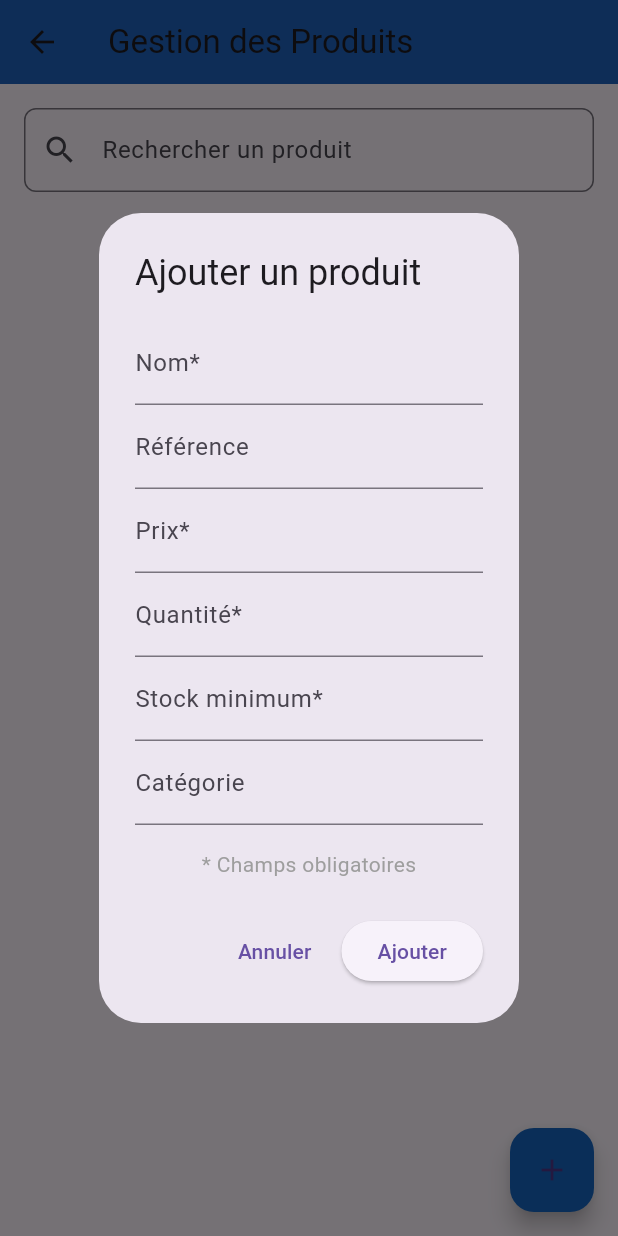
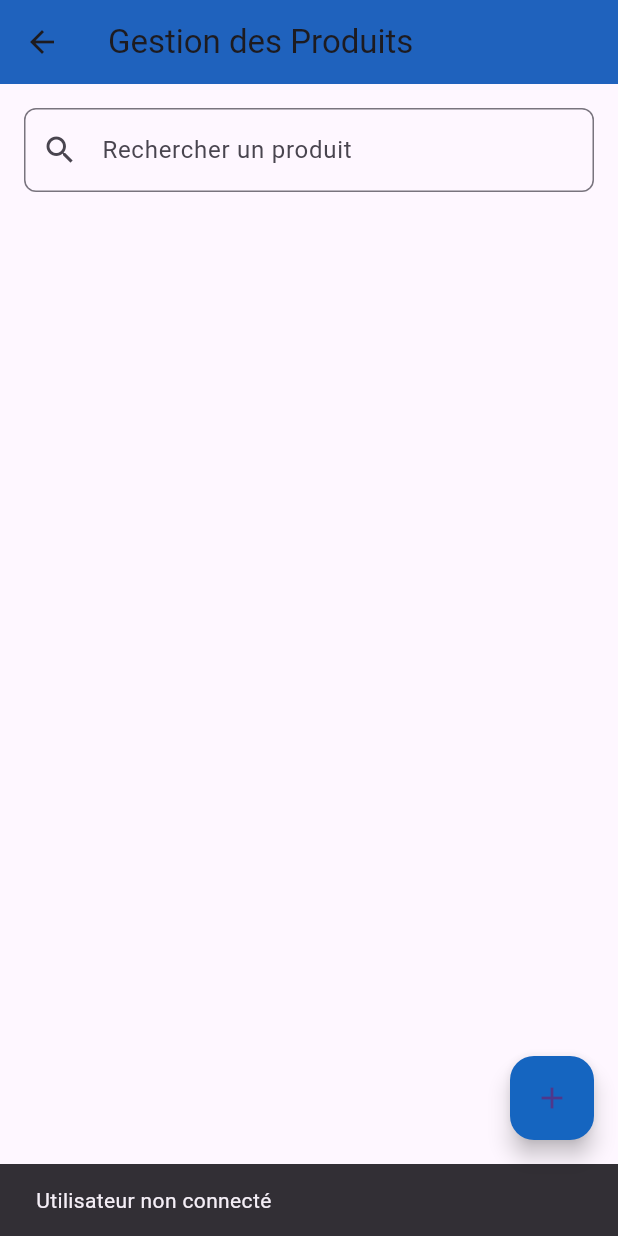
Before and after one commit to Africa-Innovation/stockmanagementlastversion2, a Flutter app: the GestionProduitsPage screen opened directly, after a tap on the "add" icon, on a phone screen of 412 x 824 dp. Run offline on Flutter 3.47's test engine with Material 3 defaults, Android fonts, the light colour scheme and no system bars; our stand-ins replace firebase_core, flutter_local_notifications, gallery_saver, pdf, permission_handler, printing and 3 more; accounts and stored records are empty.

Commit message:
fini correctement en local

```diff
--- a/lib/controller/produitController.dart
+++ b/lib/controller/produitController.dart
@@ -1,5 +1,6 @@
 
 
+import 'package:shared_preferences/shared_preferences.dart';
 import 'package:stockmanagementversion2/model/DatabaseHelper.dart';
 import 'package:stockmanagementversion2/model/produitModel.dart';
 
@@ -10,10 +11,18 @@ class ProduitController {
     await _dbHelper.insertProduit(produit.toMap());
   }
 
-  Future<List<Produit>> obtenirProduits(String idUtilisateur) async {
-    final produits = await _dbHelper.getProduits(idUtilisateur);
-    return produits.map((p) => Produit.fromMap(p)).toList();
+ Future<List<Produit>> obtenirProduits() async {
+  final prefs = await SharedPreferences.getInstance();
+  final idUtilisateur = prefs.getString('idUtilisateur'); // Récupérer l'ID utilisateur
+
+  // Vérifier si l'utilisateur est connecté
+  if (idUtilisateur == null) {
+    return []; // Retourner une liste vide si l'utilisateur n'est pas connecté
   }
+
+  final produits = await _dbHelper.getProduits(idUtilisateur); // Utiliser _dbHelper
+  return produits.map((p) => Produit.fromMap(p)).toList();
+}
 
   Future<void> supprimerProduit(String idProduit) async {
     await _dbHelper.deleteProduit(idProduit);
@@ -24,9 +33,9 @@ class ProduitController {
   }
 
   // Corriger le type de retour ici
-  Future<List<Produit>> verifierAlertesStock(String idUtilisateur) async {
-    final produits = await obtenirProduits(idUtilisateur);
-    final produitsEnAlerte = produits.where((p) => p.quantite < p.stockMinimum).toList();
-    return produitsEnAlerte; // Retourne la liste des produits en alerte
-  }
+  Future<List<Produit>> verifierAlertesStock() async {
+  final produits = await obtenirProduits();
+  final produitsEnAlerte = produits.where((p) => p.quantite < p.stockMinimum).toList();
+  return produitsEnAlerte; // Retourne la liste des produits en alerte
 }
+}
--- a/lib/views/InscriptionPage.dart
+++ b/lib/views/InscriptionPage.dart
@@ -2,6 +2,7 @@ import 'package:flutter/material.dart';
 import 'package:stockmanagementversion2/controller/utilisateurController.dart';
 import 'package:stockmanagementversion2/model/userModel.dart';
 import 'package:stockmanagementversion2/views/connexionPage.dart';
+import 'package:uuid/uuid.dart';
 
 class InscriptionPage extends StatelessWidget {
   final UtilisateurController _controller = UtilisateurController();
@@ -32,6 +33,7 @@ class InscriptionPage extends StatelessWidget {
             margin: EdgeInsets.all(16),
             child: Padding(
               padding: const EdgeInsets.all(24.0),
+              child: SingleChildScrollView(
                 child: Column(
                   mainAxisSize: MainAxisSize.min,
                   children: [
@@ -133,7 +135,7 @@ class InscriptionPage extends StatelessWidget {
 
                         // Créer un nouvel utilisateur
                         final utilisateur = Utilisateur(
-                        idUtilisateur: DateTime.now().toString(),
+  idUtilisateur: Uuid().v4(), // Génération d'un UUID unique
   nom: _nomController.text,
   numero: _numeroController.text,
   nomBoutique: _nomBoutiqueController.text,
@@ -173,6 +175,7 @@ class InscriptionPage extends StatelessWidget {
             ),
           ),
         ),
+      ),
     );
   }
 }
--- a/lib/views/alertStockPage.dart
+++ b/lib/views/alertStockPage.dart
@@ -18,7 +18,7 @@ class _AlertesStockPageState extends State<AlertesStockPage> {
   }
 
   Future<void> _chargerProduitsEnAlerte() async {
-    final produitsEnAlerte = await _controller.verifierAlertesStock('idUtilisateur');
+    final produitsEnAlerte = await _controller.verifierAlertesStock();
     setState(() {
       _produitsEnAlerte = produitsEnAlerte;
     });
--- a/lib/views/connexionPage.dart
+++ b/lib/views/connexionPage.dart
@@ -72,10 +72,9 @@ class ConnexionPage extends StatelessWidget {
   );
 
   if (utilisateur != null) {
-    // Enregistrer l'état de connexion et le nom de la boutique
     final prefs = await SharedPreferences.getInstance();
-    await prefs.setBool('isLoggedIn', true);
-    await prefs.setString('nomBoutique', utilisateur.nomBoutique); // Enregistrer le nom de la boutique
+    await prefs.setString('idUtilisateur', utilisateur.idUtilisateur!); // Stocker l'ID utilisateur
+    await prefs.setString('nomBoutique', utilisateur.nomBoutique);
 
     Navigator.pushReplacement(
       context,
--- a/lib/views/gestionProduitPage.dart
+++ b/lib/views/gestionProduitPage.dart
@@ -1,6 +1,8 @@
 import 'package:flutter/material.dart';
+import 'package:shared_preferences/shared_preferences.dart';
 import 'package:stockmanagementversion2/controller/produitController.dart';
 import 'package:stockmanagementversion2/model/produitModel.dart';
+import 'package:uuid/uuid.dart';
 
 class GestionProduitsPage extends StatefulWidget {
   @override
@@ -21,7 +23,7 @@ class _GestionProduitsPageState extends State<GestionProduitsPage> {
   }
 
   Future<void> _chargerProduits() async {
-    final produits = await _controller.obtenirProduits('idUtilisateur');
+    final produits = await _controller.obtenirProduits();
     setState(() {
       _produits = produits;
       _produitsFiltres = produits; // Initialiser la liste filtrée
@@ -44,6 +46,16 @@ class _GestionProduitsPageState extends State<GestionProduitsPage> {
 
  Future<void> _afficherFormulaireAjoutProduit(BuildContext context,
     {Produit? produitExist}) async {
+  final prefs = await SharedPreferences.getInstance();
+  final idUtilisateur = prefs.getString('idUtilisateur'); // Récupérer l'ID utilisateur
+
+  if (idUtilisateur == null) {
+    ScaffoldMessenger.of(context).showSnackBar(
+      SnackBar(content: Text('Utilisateur non connecté')),
+    );
+    return;
+  }
+
   final TextEditingController _nomController =
       TextEditingController(text: produitExist?.nom);
   final TextEditingController _referenceController =
@@ -138,8 +150,7 @@ class _GestionProduitsPageState extends State<GestionProduitsPage> {
                 }
 
                 final produit = Produit(
-                    idProduit:
-                        produitExist?.idProduit ?? DateTime.now().toString(),
+                  idProduit: produitExist?.idProduit ?? Uuid().v4(), // Utilisation de UUID
                   nom: _nomController.text,
                   reference: _referenceController.text,
                   prix: double.parse(_prixController.text),
@@ -147,7 +158,7 @@ class _GestionProduitsPageState extends State<GestionProduitsPage> {
                   stockMinimum: stockMinimum,
                   dateAjout: produitExist?.dateAjout ?? DateTime.now(),
                   categorie: _categorieController.text,
-                    idUtilisateur: 'idUtilisateur',
+                  idUtilisateur: idUtilisateur, // Utiliser l'ID utilisateur réel
                 );
 
                 if (produitExist == null) {
--- a/lib/views/historiqueVentePage.dart
+++ b/lib/views/historiqueVentePage.dart
@@ -5,6 +5,7 @@ import 'package:pdf/pdf.dart';
 import 'package:pdf/widgets.dart' as pw;
 import 'package:printing/printing.dart';
 import 'package:path_provider/path_provider.dart';
+import 'package:shared_preferences/shared_preferences.dart';
 import 'package:stockmanagementversion2/controller/venteController.dart';
 import 'package:stockmanagementversion2/model/venteModel.dart';
 import 'package:stockmanagementversion2/views/detailVentePage.dart';
@@ -29,7 +30,17 @@ class _HistoriqueVentesPageState extends State<HistoriqueVentesPage> {
   }
 
   Future<void> _chargerVentes() async {
-    final ventes = await _controller.obtenirHistoriqueVentes('idUtilisateur');
+  final prefs = await SharedPreferences.getInstance();
+  final idUtilisateur = prefs.getString('idUtilisateur'); // Récupérer l'ID utilisateur
+
+  if (idUtilisateur == null) {
+    ScaffoldMessenger.of(context).showSnackBar(
+      SnackBar(content: Text('Utilisateur non connecté')),
+    );
+    return;
+  }
+
+  final ventes = await _controller.obtenirHistoriqueVentes(idUtilisateur); // Utiliser l'ID utilisateur réel
   // Trier les ventes par date (du plus récent au plus ancien)
   ventes.sort((a, b) => b.date.compareTo(a.date));
   setState(() {
--- a/lib/views/recuPage.dart
+++ b/lib/views/recuPage.dart
@@ -67,6 +67,7 @@ class _RecuPageState extends State<RecuPage> {
       body: Center(
         child: Padding(
           padding: const EdgeInsets.all(16.0),
+          child: SingleChildScrollView(
             child: Column(
               mainAxisSize: MainAxisSize.min,
               children: [
@@ -178,6 +179,7 @@ class _RecuPageState extends State<RecuPage> {
             ),
           ),
         ),
+      ),
     );
   }
 }
--- a/pubspec.yaml
+++ b/pubspec.yaml
@@ -49,6 +49,9 @@ dependencies:
   intl: ^0.20.2
   flutter_local_notifications: ^18.0.1
   firebase_core: ^3.12.1
+  firebase_database: ^11.3.4
+  cloud_firestore: ^5.6.5
+  firebase_auth: ^5.5.1
 
 dev_dependencies:
   flutter_test:
```
Also changed, not shown: lib/homePage.dart (+8 -16 lines), lib/main.dart (+21 -3 lines), lib/views/ventePage.dart (+13 -2 lines), firebase.json (added), lib/firebase_options.dart (added), lib/model/DatabaseHelper.dart (indentation only), lib/model/firebasesynch.dart (added), pubspec.lock, 7 other files. Lines whose indentation alone changed are shown as unchanged.
